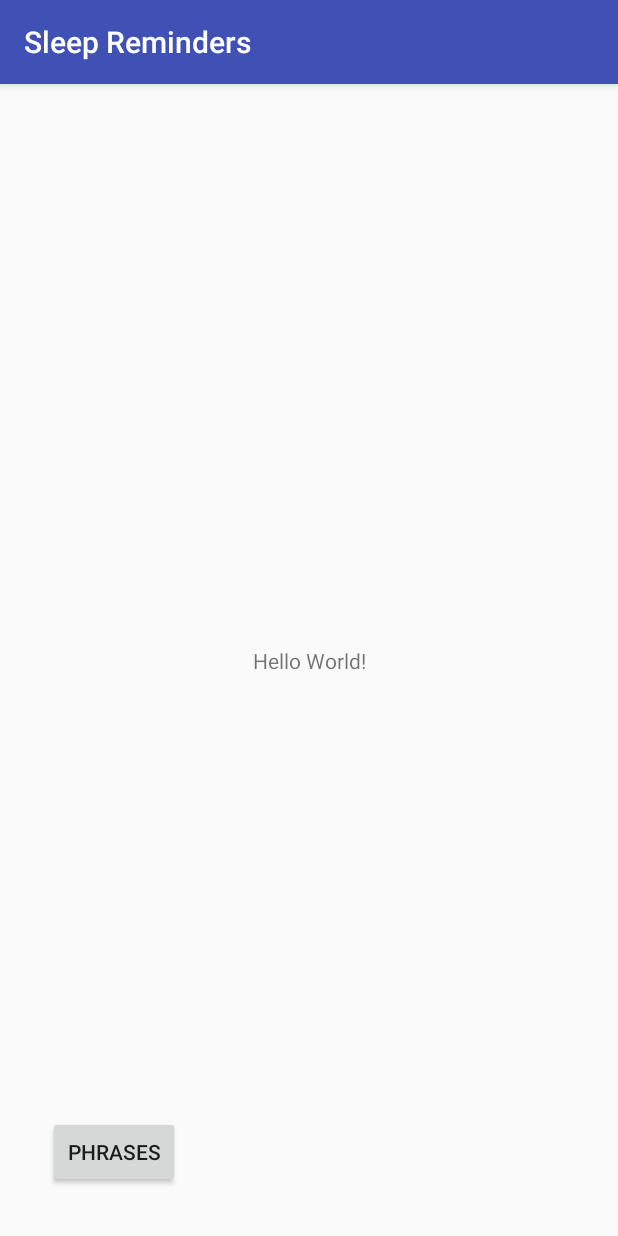
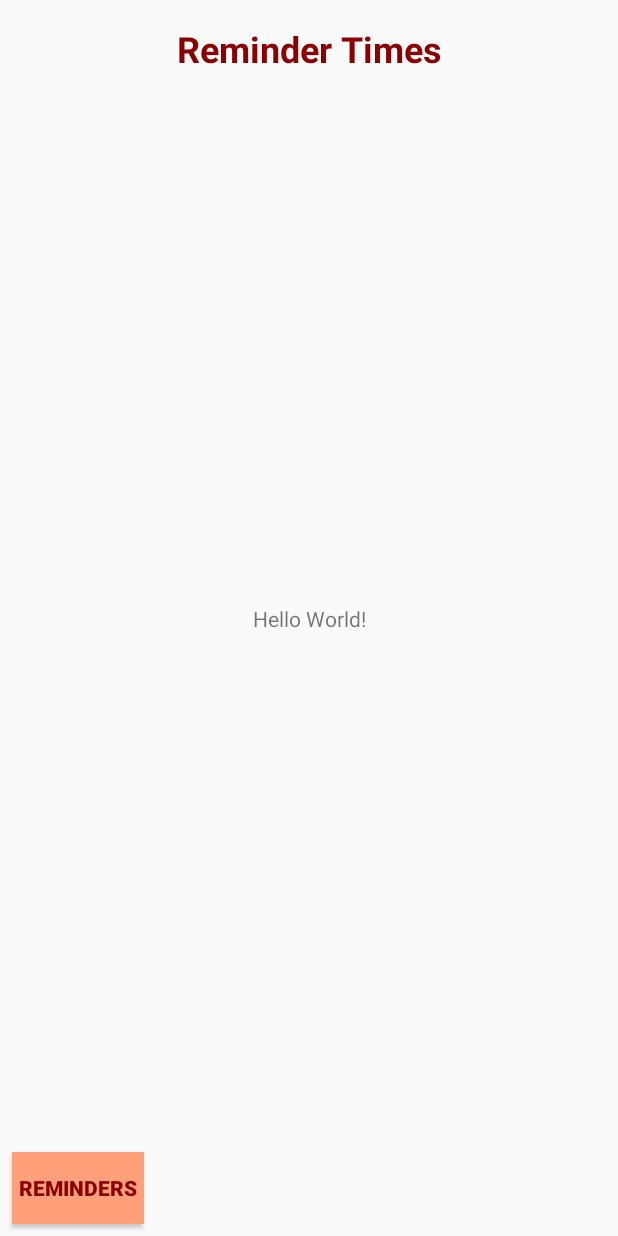
Before and after one commit to jjian4/SleepAlarm, an Android app: the screen it shows after launch (MainActivity), on a phone screen of 412 x 824 dp. Run offline under Robolectric (Android 15) with nearby library versions, the light colour scheme and no system bars.

Commit message:
Added/formatted titles, put xml strings in values folder, changed colors

```diff
--- a/app/src/main/java/jameskjiang/com/sleepreminders/MainActivity.kt
+++ b/app/src/main/java/jameskjiang/com/sleepreminders/MainActivity.kt
@@ -22,9 +22,10 @@ class MainActivity : AppCompatActivity() {
 
 
 /* PLAN:
-Create Phrases class DONE / UNDONE(Switched to SharedPreferences method to store internal memory)
-Make list in PhrasesActivity DONE
+Create Phrases class DONE / UNDONE (Switched to SharedPreferences method to store internal memory)
+Make list in PhrasesActivity DONE, Alphabetized
 Allow user to add phrases as well as edit existing ones NEED TO IMPLEMENT EDITING
+TODO: allow autocorrect and automatic editing to make all phrases capitalized
 
 Create Time class
 Create AddTimeActivity
--- a/app/src/main/java/jameskjiang/com/sleepreminders/PhrasesAdapter.kt
+++ b/app/src/main/java/jameskjiang/com/sleepreminders/PhrasesAdapter.kt
@@ -20,7 +20,8 @@ class PhrasesAdapter(val phrases:MutableSet<String>): RecyclerView.Adapter<Custo
     }
 
     override fun onBindViewHolder(p0: CustomViewHolder, position: Int) {
-        val phrasesList = phrases.toList()
+        val phrasesList = phrases.toMutableList()
+        phrasesList.sort()
         p0.view.textView_phrase?.text = phrasesList.get(position)
     }
 
--- a/app/src/main/res/layout/activity_main.xml
+++ b/app/src/main/res/layout/activity_main.xml
@@ -19,11 +19,32 @@
         android:id="@+id/button_goto_phrases"
         android:layout_width="wrap_content"
         android:layout_height="wrap_content"
-        android:layout_marginBottom="32dp"
-        android:layout_marginLeft="32dp"
-        android:layout_marginStart="32dp"
-        android:text="Phrases"
+        android:layout_marginBottom="8dp"
+        android:layout_marginLeft="8dp"
+        android:layout_marginStart="8dp"
+        android:background="@color/colorAccent"
+        android:text="@string/goto_phrases_button"
+        android:textColor="@color/colorPrimaryDark"
+        android:textStyle="bold"
         app:layout_constraintBottom_toBottomOf="parent"
         app:layout_constraintStart_toStartOf="parent" />
 
+    <TextView
+        android:id="@+id/textView_schedule_activity"
+        android:layout_width="wrap_content"
+        android:layout_height="wrap_content"
+        android:layout_marginEnd="8dp"
+        android:layout_marginLeft="8dp"
+        android:layout_marginRight="8dp"
+        android:layout_marginStart="8dp"
+        android:layout_marginTop="16dp"
+        android:text="@string/schedule_activity"
+        android:textColor="@color/colorPrimaryDark"
+        android:textSize="24sp"
+        android:textStyle="bold"
+        app:layout_constraintEnd_toEndOf="parent"
+        app:layout_constraintHorizontal_bias="0.502"
+        app:layout_constraintStart_toStartOf="parent"
+        app:layout_constraintTop_toTopOf="parent" />
+
 </android.support.constraint.ConstraintLayout>
--- a/app/src/main/res/values/colors.xml
+++ b/app/src/main/res/values/colors.xml
@@ -1,6 +1,12 @@
 <?xml version="1.0" encoding="utf-8"?>
 <resources>
-    <color name="colorPrimary">#3F51B5</color>
+    <!--<color name="colorPrimary">#3F51B5</color>
     <color name="colorPrimaryDark">#303F9F</color>
     <color name="colorAccent">#FF4081</color>
+    -->
+
+    <color name="colorPrimary">#ff0000</color>
+    <color name="colorPrimaryDark">#8b0000</color>
+    <color name="colorAccent">#ffa07a</color>
+
 </resources>
--- a/app/src/main/res/values/styles.xml
+++ b/app/src/main/res/values/styles.xml
@@ -1,7 +1,7 @@
 <resources>
 
     <!-- Base application theme. -->
-    <style name="AppTheme" parent="Theme.AppCompat.Light.DarkActionBar">
+    <style name="AppTheme" parent="Theme.AppCompat.Light.NoActionBar">
         <!-- Customize your theme here. -->
         <item name="colorPrimary">@color/colorPrimary</item>
         <item name="colorPrimaryDark">@color/colorPrimaryDark</item>
```
Also changed, not shown: app/src/main/res/layout/activity_add_phrase.xml (+28 -5 lines), app/src/main/res/layout/activity_phrases.xml (+26 -3 lines), app/src/main/res/values/strings.xml (+12 -0 lines).
